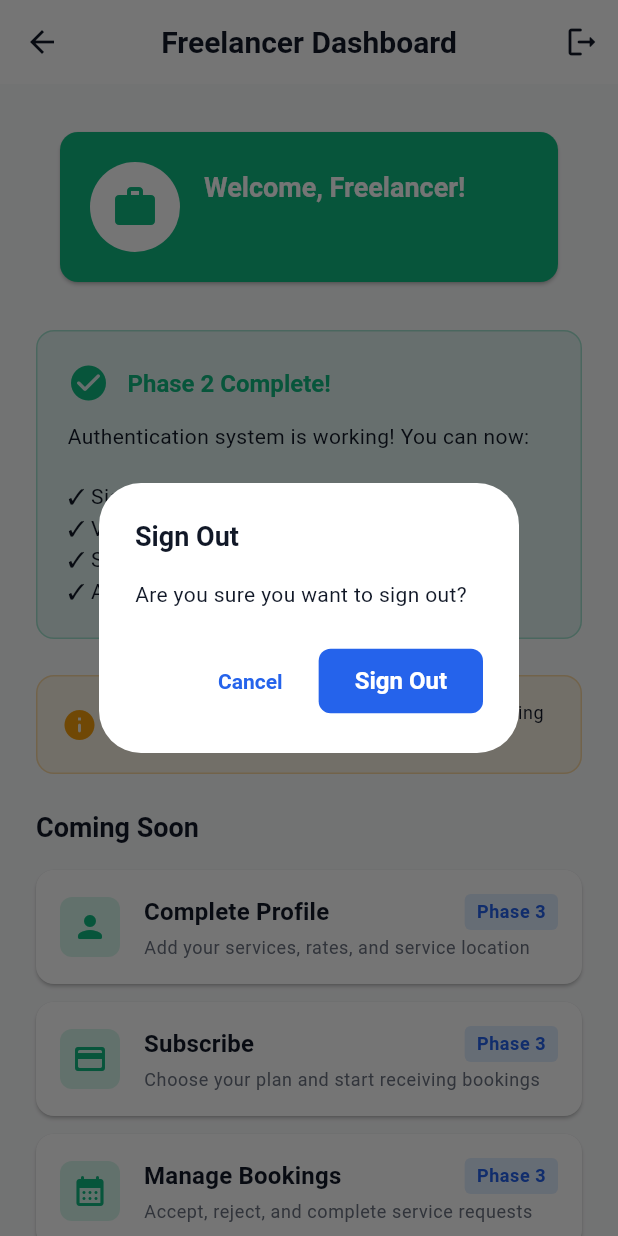
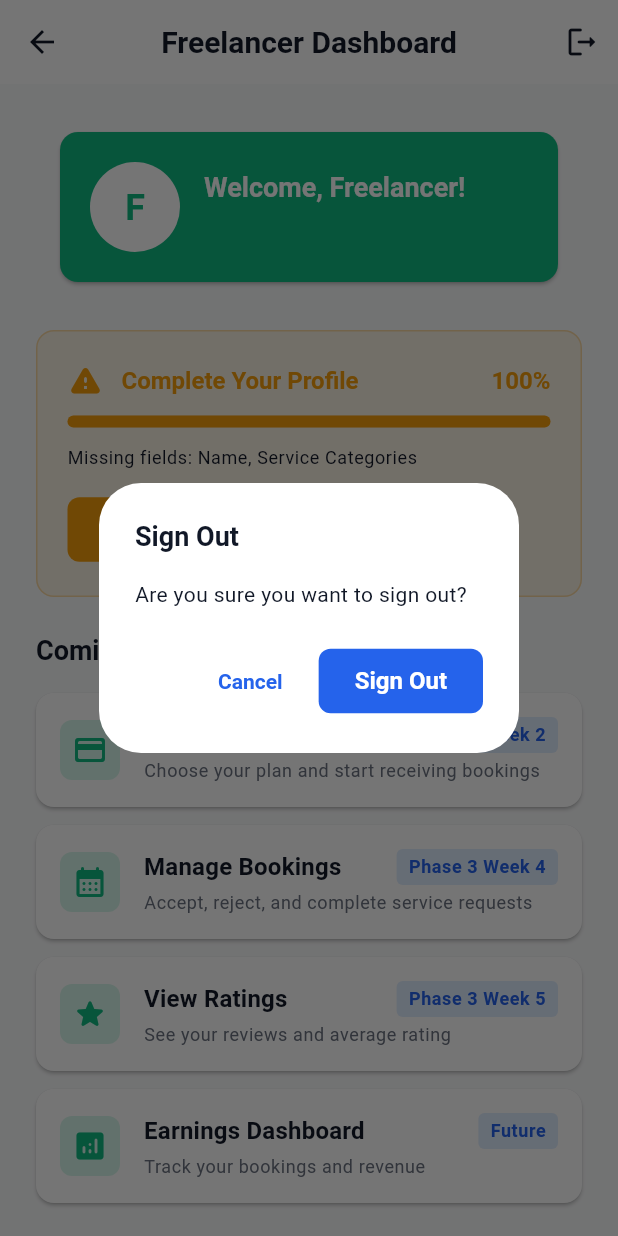
Before and after one commit to gow1n-d/freelancer, a Flutter app: the FreelancerDashboardScreen screen opened directly, after a tap on the "logout" icon, on a phone screen of 412 x 824 dp. Run offline on Flutter 3.47's test engine with Material 3 defaults, Android fonts, the phone set to English and light mode, and no system bars; our stand-ins replace cloud_firestore, firebase_auth, firebase_core; accounts and stored records are empty.

Commit message:
Auto-commit: Agent tool execution

```diff
--- a/lib/screens/freelancer/freelancer_dashboard_screen.dart
+++ b/lib/screens/freelancer/freelancer_dashboard_screen.dart
@@ -1,11 +1,15 @@
 import 'package:flutter/material.dart';
+import 'package:provider/provider.dart';
 import '../../services/auth_service.dart';
+import '../../services/auth_provider.dart';
+import '../../services/profile_service.dart';
 import '../../utils/theme.dart';
 import '../../models/user_model.dart';
 import '../auth/login_screen.dart';
+import 'profile_edit_screen.dart';
+import 'profile_preview_screen.dart';
 
-/// Freelancer dashboard screen (Phase 2 placeholder)
-/// Will be implemented in Phase 3+ with profile, bookings, and subscription features
+/// Freelancer dashboard screen with profile management
 class FreelancerDashboardScreen extends StatefulWidget {
   const FreelancerDashboardScreen({super.key});
 
@@ -16,31 +20,7 @@ class FreelancerDashboardScreen extends StatefulWidget {
 
 class _FreelancerDashboardScreenState extends State<FreelancerDashboardScreen> {
   final _authService = AuthService();
-  UserModel? _currentUser;
-  bool _isLoading = true;
-
-  @override
-  void initState() {
-    super.initState();
-    _loadUserData();
-  }
-
-  Future<void> _loadUserData() async {
-    try {
-      final userId = _authService.currentUserId;
-      if (userId != null) {
-        final user = await _authService.getUserDocument(userId);
-        setState(() {
-          _currentUser = user;
-          _isLoading = false;
-        });
-      }
-    } catch (e) {
-      setState(() {
-        _isLoading = false;
-      });
-    }
-  }
+  final _profileService = ProfileService();
 
   Future<void> _handleSignOut() async {
     final confirmed = await showDialog<bool>(
@@ -72,6 +52,30 @@ class _FreelancerDashboardScreenState extends State<FreelancerDashboardScreen> {
     }
   }
 
+  Future<void> _navigateToProfileEdit() async {
+    await Navigator.push(
+      context,
+      MaterialPageRoute(
+        builder: (context) => const ProfileEditScreen(),
+      ),
+    );
+
+    // Refresh user data after returning from profile edit
+    if (mounted) {
+      final authProvider = Provider.of<AuthProvider>(context, listen: false);
+      await authProvider.refreshUserData();
+    }
+  }
+
+  void _navigateToProfilePreview(UserModel user) {
+    Navigator.push(
+      context,
+      MaterialPageRoute(
+        builder: (context) => ProfilePreviewScreen(user: user),
+      ),
+    );
+  }
+
   @override
   Widget build(BuildContext context) {
     return Scaffold(
@@ -85,9 +89,19 @@ class _FreelancerDashboardScreenState extends State<FreelancerDashboardScreen> {
           ),
         ],
       ),
-      body: _isLoading
-          ? const Center(child: CircularProgressIndicator())
-          : SingleChildScrollView(
+      body: Consumer<AuthProvider>(
+        builder: (context, authProvider, child) {
+          final user = authProvider.currentUser;
+
+          if (authProvider.isLoading || user == null) {
+            return const Center(child: CircularProgressIndicator());
+          }
+
+          final profileCompletion = _profileService.calculateProfileCompletion(user);
+          final isProfileComplete = _profileService.isProfileComplete(user);
+          final missingFields = _profileService.getMissingFields(user);
+
+          return SingleChildScrollView(
             padding: const EdgeInsets.all(24),
             child: Column(
               crossAxisAlignment: CrossAxisAlignment.stretch,
@@ -97,18 +111,17 @@ class _FreelancerDashboardScreenState extends State<FreelancerDashboardScreen> {
                   color: AppTheme.secondaryColor,
                   child: Padding(
                     padding: const EdgeInsets.all(20),
-                      child: Column(
-                        crossAxisAlignment: CrossAxisAlignment.start,
-                        children: [
-                          Row(
+                    child: Row(
                       children: [
                         CircleAvatar(
                           radius: 30,
                           backgroundColor: Colors.white,
-                                child: Icon(
-                                  Icons.work_rounded,
-                                  size: 32,
+                          child: Text(
+                            user.name.isNotEmpty ? user.name[0].toUpperCase() : 'F',
+                            style: Theme.of(context).textTheme.displaySmall?.copyWith(
                                   color: AppTheme.secondaryColor,
+                                  fontWeight: FontWeight.bold,
+                                ),
                           ),
                         ),
                         const SizedBox(width: 16),
@@ -117,7 +130,7 @@ class _FreelancerDashboardScreenState extends State<FreelancerDashboardScreen> {
                             crossAxisAlignment: CrossAxisAlignment.start,
                             children: [
                               Text(
-                                      'Welcome, Freelancer!',
+                                user.name.isNotEmpty ? 'Welcome, ${user.name}!' : 'Welcome, Freelancer!',
                                 style: Theme.of(context)
                                     .textTheme
                                     .headlineSmall
@@ -128,7 +141,7 @@ class _FreelancerDashboardScreenState extends State<FreelancerDashboardScreen> {
                               ),
                               const SizedBox(height: 4),
                               Text(
-                                      _currentUser?.phoneNumber ?? '',
+                                user.phoneNumber,
                                 style: Theme.of(context)
                                     .textTheme
                                     .bodyMedium
@@ -141,13 +154,87 @@ class _FreelancerDashboardScreenState extends State<FreelancerDashboardScreen> {
                         ),
                       ],
                     ),
-                        ],
-                      ),
                   ),
                 ),
                 const SizedBox(height: 24),
 
-                  // Phase 2 complete notice
+                // Profile completion card
+                if (!isProfileComplete)
+                  Container(
+                    padding: const EdgeInsets.all(20),
+                    decoration: BoxDecoration(
+                      color: AppTheme.warningColor.withOpacity(0.1),
+                      borderRadius: BorderRadius.circular(12),
+                      border: Border.all(
+                        color: AppTheme.warningColor.withOpacity(0.3),
+                      ),
+                    ),
+                    child: Column(
+                      crossAxisAlignment: CrossAxisAlignment.start,
+                      children: [
+                        Row(
+                          children: [
+                            Icon(
+                              Icons.warning_rounded,
+                              color: AppTheme.warningColor,
+                              size: 24,
+                            ),
+                            const SizedBox(width: 12),
+                            Expanded(
+                              child: Text(
+                                'Complete Your Profile',
+                                style: Theme.of(context)
+                                    .textTheme
+                                    .titleLarge
+                                    ?.copyWith(
+                                      color: AppTheme.warningColor,
+                                      fontWeight: FontWeight.bold,
+                                    ),
+                              ),
+                            ),
+                            Text(
+                              '$profileCompletion%',
+                              style: Theme.of(context)
+                                  .textTheme
+                                  .titleLarge
+                                  ?.copyWith(
+                                    color: AppTheme.warningColor,
+                                    fontWeight: FontWeight.bold,
+                                  ),
+                            ),
+                          ],
+                        ),
+                        const SizedBox(height: 12),
+                        LinearProgressIndicator(
+                          value: profileCompletion / 100,
+                          backgroundColor: AppTheme.warningColor.withOpacity(0.2),
+                          valueColor: AlwaysStoppedAnimation<Color>(
+                              AppTheme.warningColor),
+                          minHeight: 8,
+                          borderRadius: BorderRadius.circular(4),
+                        ),
+                        const SizedBox(height: 12),
+                        Text(
+                          'Missing fields: ${missingFields.join(', ')}',
+                          style:
+                              Theme.of(context).textTheme.bodySmall?.copyWith(
+                                    color: AppTheme.textPrimary,
+                                  ),
+                        ),
+                        const SizedBox(height: 16),
+                        ElevatedButton.icon(
+                          onPressed: _navigateToProfileEdit,
+                          icon: const Icon(Icons.edit_rounded),
+                          label: const Text('Complete Profile'),
+                          style: ElevatedButton.styleFrom(
+                            backgroundColor: AppTheme.warningColor,
+                            foregroundColor: Colors.white,
+                          ),
+                        ),
+                      ],
+                    ),
+                  )
+                else
                   Container(
                     padding: const EdgeInsets.all(20),
                     decoration: BoxDecoration(
@@ -169,7 +256,7 @@ class _FreelancerDashboardScreenState extends State<FreelancerDashboardScreen> {
                             ),
                             const SizedBox(width: 12),
                             Text(
-                              'Phase 2 Complete!',
+                              'Profile Complete!',
                               style: Theme.of(context)
                                   .textTheme
                                   .titleLarge
@@ -182,56 +269,41 @@ class _FreelancerDashboardScreenState extends State<FreelancerDashboardScreen> {
                         ),
                         const SizedBox(height: 12),
                         Text(
-                          'Authentication system is working! You can now:\n\n'
-                          '✓ Sign in with phone number\n'
-                          '✓ Verify with OTP\n'
-                          '✓ Select freelancer role\n'
-                          '✓ Access your dashboard',
+                          'Your profile is live and visible to customers',
                           style:
                               Theme.of(context).textTheme.bodyMedium?.copyWith(
                                     color: AppTheme.textPrimary,
                                   ),
                         ),
-                      ],
+                        const SizedBox(height: 16),
+                        Row(
+                          children: [
+                            Expanded(
+                              child: OutlinedButton.icon(
+                                onPressed: _navigateToProfileEdit,
+                                icon: const Icon(Icons.edit_rounded),
+                                label: const Text('Edit Profile'),
                               ),
-                  ),
-                  const SizedBox(height: 24),
-
-                  // Profile completion notice
-                  Container(
-                    padding: const EdgeInsets.all(16),
-                    decoration: BoxDecoration(
-                      color: AppTheme.warningColor.withOpacity(0.1),
-                      borderRadius: BorderRadius.circular(12),
-                      border: Border.all(
-                        color: AppTheme.warningColor.withOpacity(0.3),
-                      ),
-                    ),
-                    child: Row(
-                      children: [
-                        Icon(
-                          Icons.info_rounded,
-                          color: AppTheme.warningColor,
-                          size: 24,
                             ),
                             const SizedBox(width: 12),
                             Expanded(
-                          child: Text(
-                            'Complete your profile in Phase 3 to start receiving bookings!',
-                            style:
-                                Theme.of(context).textTheme.bodySmall?.copyWith(
-                                      color: AppTheme.textPrimary,
-                                    ),
+                              child: ElevatedButton.icon(
+                                onPressed: () => _navigateToProfilePreview(user),
+                                icon: const Icon(Icons.visibility_rounded),
+                                label: const Text('View Profile'),
                               ),
                             ),
                           ],
                         ),
+                      ],
                     ),
+                  ),
+
                 const SizedBox(height: 24),
 
                 // Coming soon features
                 Text(
-                    'Coming Soon',
+                  'Coming Next',
                   style: Theme.of(context).textTheme.headlineSmall?.copyWith(
                         fontWeight: FontWeight.bold,
                       ),
@@ -239,29 +311,22 @@ class _FreelancerDashboardScreenState extends State<FreelancerDashboardScreen> {
                 const SizedBox(height: 16),
 
                 _FeatureCard(
-                    icon: Icons.person_rounded,
-                    title: 'Complete Profile',
-                    phase: 'Phase 3',
-                    description:
-                        'Add your services, rates, and service location',
-                  ),
-                  _FeatureCard(
                   icon: Icons.payment_rounded,
                   title: 'Subscribe',
-                    phase: 'Phase 3',
+                  phase: 'Phase 3 Week 2',
                   description:
                       'Choose your plan and start receiving bookings',
                 ),
                 _FeatureCard(
                   icon: Icons.calendar_month_rounded,
                   title: 'Manage Bookings',
-                    phase: 'Phase 3',
+                  phase: 'Phase 3 Week 4',
                   description: 'Accept, reject, and complete service requests',
                 ),
                 _FeatureCard(
                   icon: Icons.star_rounded,
                   title: 'View Ratings',
-                    phase: 'Phase 3',
+                  phase: 'Phase 3 Week 5',
                   description: 'See your reviews and average rating',
                 ),
                 _FeatureCard(
@@ -272,6 +337,8 @@ class _FreelancerDashboardScreenState extends State<FreelancerDashboardScreen> {
                 ),
               ],
             ),
+          );
+        },
       ),
     );
   }
```
Lines whose indentation alone changed are shown as unchanged.
